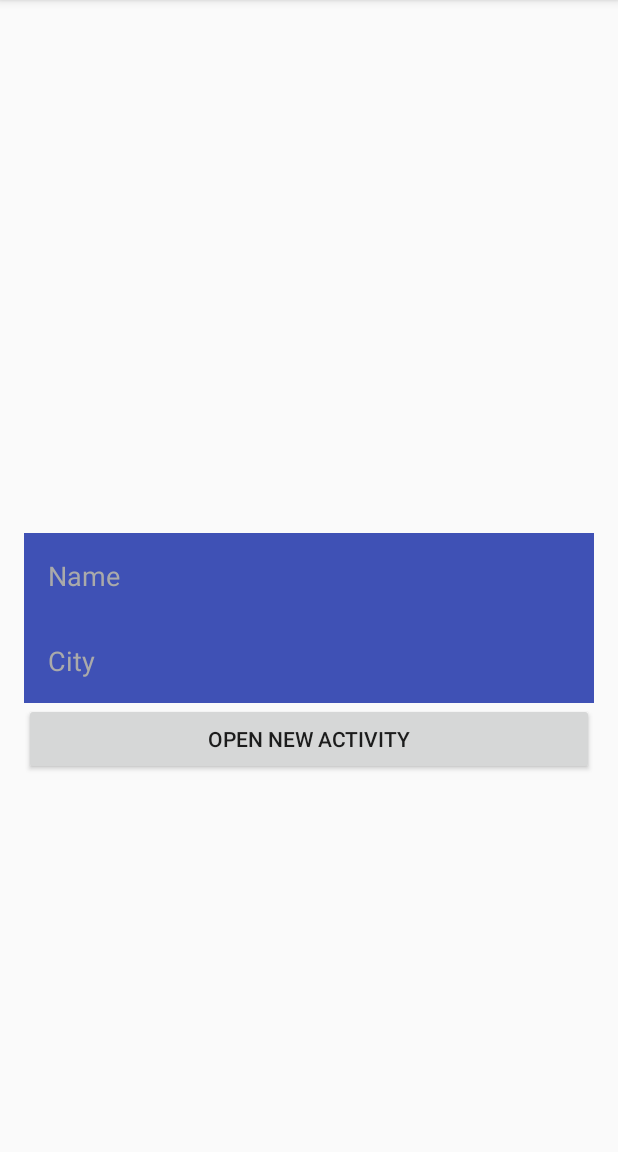
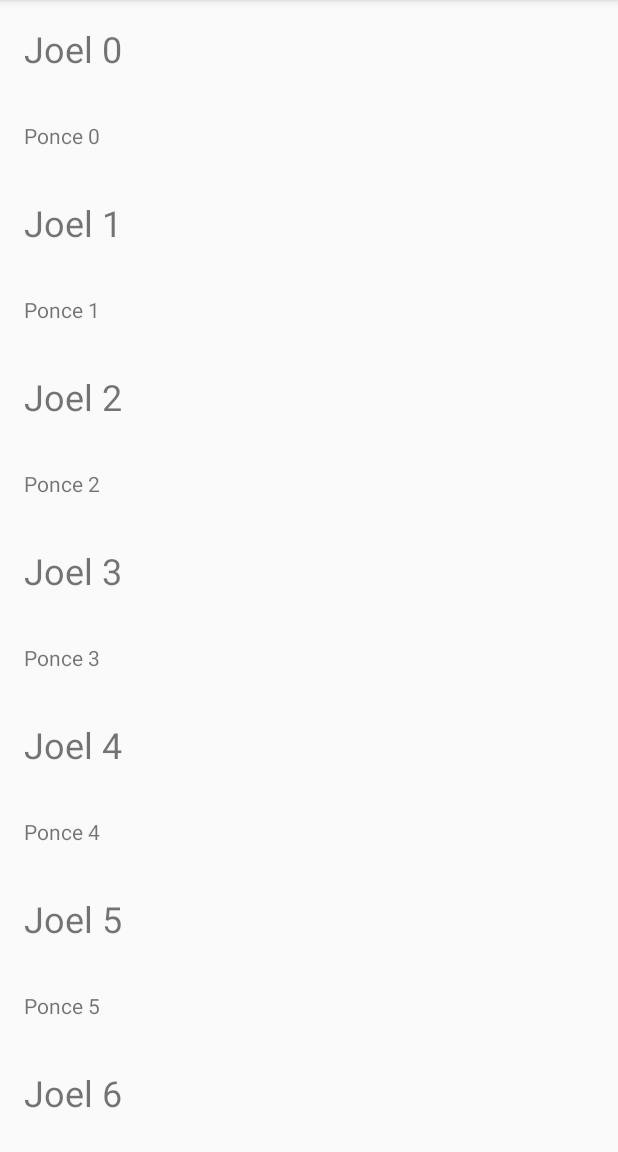
Before and after one commit to gdgpuertorico/AndroidFirstSteps, an Android app: the screen it shows after launch (MainActivity), on a phone screen of 412 x 824 dp, the part 84-1236 px from its top. Run offline under Robolectric (Android 15) with nearby library versions, the phone set to English and light mode, and no system bars.

Commit message:
New branch and work

```diff
--- a/NinjaAcademy/app/build.gradle
+++ b/NinjaAcademy/app/build.gradle
@@ -22,5 +22,6 @@ android {
 dependencies {
     compile fileTree(dir: 'libs', include: ['*.jar'])
     testCompile 'junit:junit:4.12'
-    compile 'com.android.support:appcompat-v7:23.3.0'
+    compile 'com.android.support:appcompat-v7:23.2.1'
+    compile 'com.android.support:recyclerview-v7:23.2.1'
 }
--- a/NinjaAcademy/app/src/main/AndroidManifest.xml
+++ b/NinjaAcademy/app/src/main/AndroidManifest.xml
@@ -15,7 +15,6 @@
                 <category android:name="android.intent.category.LAUNCHER" />
             </intent-filter>
         </activity>
-        <activity android:name=".InfoActivity"></activity>
     </application>
 
 </manifest>
--- a/NinjaAcademy/app/src/main/java/com/jsosa/ninjaacademy/MainActivity.java
+++ b/NinjaAcademy/app/src/main/java/com/jsosa/ninjaacademy/MainActivity.java
@@ -1,34 +1,25 @@
 package com.jsosa.ninjaacademy;
 
-import android.content.Intent;
 import android.os.Bundle;
 import android.support.v7.app.AppCompatActivity;
-import android.view.View;
-import android.widget.Button;
-import android.widget.EditText;
+import android.support.v7.widget.DefaultItemAnimator;
+import android.support.v7.widget.LinearLayoutManager;
+import android.support.v7.widget.RecyclerView;
 
-public class MainActivity extends AppCompatActivity implements View.OnClickListener {
+public class MainActivity extends AppCompatActivity {
 
-    private EditText nameEditText, cityEditText;
-    private Button actionButton;
-    private Person person;
+    private RecyclerView namesRecyclerView;
 
     @Override
     protected void onCreate(Bundle savedInstanceState) {
         super.onCreate(savedInstanceState);
         setContentView(R.layout.activity_main);
-        nameEditText = (EditText) findViewById(R.id.name_edit_text);
-        cityEditText = (EditText) findViewById(R.id.city_edit_text);
-        actionButton = (Button) findViewById(R.id.pass_info_button);
-        actionButton.setOnClickListener(this);
 
-    }
-
-    @Override
-    public void onClick(View v) {
-        Person yo = new Person(nameEditText.getText().toString(), cityEditText.getText().toString());
-        Intent intent = new Intent(this, InfoActivity.class);
-        intent.putExtra("person", yo);
-        startActivity(intent);
+        //build upon
+        namesRecyclerView = (RecyclerView) findViewById(R.id.names_recycler_view);
+        namesRecyclerView.setLayoutManager(new LinearLayoutManager(this));
+        namesRecyclerView.setItemAnimator(new DefaultItemAnimator());
+        namesRecyclerView.setHasFixedSize(true);
+        namesRecyclerView.setAdapter(new NamesAdapter(this));
     }
 }
--- /dev/null
+++ b/NinjaAcademy/app/src/main/java/com/jsosa/ninjaacademy/NameViewHolder.java
@@ -0,0 +1,19 @@
+package com.jsosa.ninjaacademy;
+
+import android.support.v7.widget.RecyclerView;
+import android.view.View;
+import android.widget.TextView;
+
+/**
+ * Created by joelr on 4/24/2016.
+ */
+public class NameViewHolder extends RecyclerView.ViewHolder {
+
+    public TextView nameTextView, cityTextView;
+
+    public NameViewHolder(View itemView) {
+        super(itemView);
+        nameTextView = (TextView) itemView.findViewById(R.id.name_text_view);
+        cityTextView = (TextView) itemView.findViewById(R.id.city_text_view);
+    }
+}
--- /dev/null
+++ b/NinjaAcademy/app/src/main/java/com/jsosa/ninjaacademy/NamesAdapter.java
@@ -0,0 +1,40 @@
+package com.jsosa.ninjaacademy;
+
+import android.content.Context;
+import android.support.v7.widget.RecyclerView;
+import android.view.LayoutInflater;
+import android.view.View;
+import android.view.ViewGroup;
+
+/**
+ * Created by joelr on 4/24/2016.
+ */
+public class NamesAdapter extends RecyclerView.Adapter<NameViewHolder> {
+
+    /**
+     * We should always a context to which 'construct" call can be made
+     * Inflation and so on.
+     */
+    private Context context;
+
+    public NamesAdapter(Context context) {
+        this.context = context;
+    }
+
+    @Override
+    public NameViewHolder onCreateViewHolder(ViewGroup parent, int viewType) {
+        View v = LayoutInflater.from(context).inflate(R.layout.item_view, null);
+        return new NameViewHolder(v);
+    }
+
+    @Override
+    public void onBindViewHolder(NameViewHolder holder, int position) {
+                holder.nameTextView.setText("Joel " + position);
+                holder.cityTextView.setText("Ponce " + position);
+    }
+
+    @Override
+    public int getItemCount() {
+        return 10;
+    }
+}
--- a/NinjaAcademy/app/src/main/res/layout/activity_main.xml
+++ b/NinjaAcademy/app/src/main/res/layout/activity_main.xml
@@ -1,44 +1,14 @@
 <?xml version="1.0" encoding="utf-8"?>
-<RelativeLayout xmlns:android="http://schemas.android.com/apk/res/android"
+<FrameLayout xmlns:android="http://schemas.android.com/apk/res/android"
     xmlns:tools="http://schemas.android.com/tools"
     android:layout_width="match_parent"
     android:layout_height="match_parent"
-    android:paddingBottom="@dimen/activity_vertical_margin"
-    android:paddingLeft="@dimen/activity_horizontal_margin"
-    android:paddingRight="@dimen/activity_horizontal_margin"
-    android:paddingTop="@dimen/activity_vertical_margin"
     tools:context="com.jsosa.ninjaacademy.MainActivity">
 
-    <EditText
-        android:id="@+id/name_edit_text"
+    <android.support.v7.widget.RecyclerView
+        android:id="@+id/names_recycler_view"
         android:layout_width="match_parent"
-        android:layout_height="wrap_content"
-        android:layout_centerInParent="true"
-        android:background="@color/colorPrimary"
-        android:hint="@string/hint.main.name"
-        android:inputType="textCapCharacters"
-        android:padding="16dp"
-        android:textColor="@android:color/white"
-        android:textColorHint="@android:color/darker_gray" />
+        android:layout_height="match_parent"
+        tools:listitem="@layout/item_view" />
 
-    <EditText
-        android:id="@+id/city_edit_text"
-        android:layout_width="match_parent"
-        android:layout_height="wrap_content"
-        android:layout_below="@+id/name_edit_text"
-        android:layout_centerInParent="true"
-        android:background="@color/colorPrimary"
-        android:hint="@string/hint.main.city"
-        android:inputType="textCapCharacters"
-        android:padding="16dp"
-        android:textColor="@android:color/white"
-        android:textColorHint="@android:color/darker_gray" />
-
-    <Button
-        android:id="@+id/pass_info_button"
-        android:layout_width="match_parent"
-        android:layout_height="wrap_content"
-        android:layout_below="@+id/city_edit_text"
-        android:text="@string/text.main.button.pass.info" />
-
-</RelativeLayout>
+</FrameLayout>
--- /dev/null
+++ b/NinjaAcademy/app/src/main/res/layout/item_view.xml
@@ -0,0 +1,29 @@
+<?xml version="1.0" encoding="utf-8"?>
+<LinearLayout xmlns:android="http://schemas.android.com/apk/res/android"
+    xmlns:tools="http://schemas.android.com/tools"
+    android:layout_width="match_parent"
+    android:layout_height="match_parent"
+    android:orientation="vertical">
+
+    <!--Our item view serves as our skin for each 'item' in
+the recyclerview-->
+
+
+    <TextView
+        android:id="@+id/name_text_view"
+        android:layout_width="match_parent"
+        android:layout_height="wrap_content"
+        android:padding="16dp"
+        android:textSize="24sp"
+        tools:text="Joel" />
+
+
+    <TextView
+        android:id="@+id/city_text_view"
+        android:layout_width="match_parent"
+        android:layout_height="wrap_content"
+        android:padding="16dp"
+        tools:text="San Juan" />
+
+
+</LinearLayout>
```
Also changed, not shown: NinjaAcademy/app/src/main/java/com/jsosa/ninjaacademy/InfoActivity.java (deleted, +0 -37 lines), NinjaAcademy/app/src/main/res/layout/activity_info.xml (deleted, +0 -28 lines).
